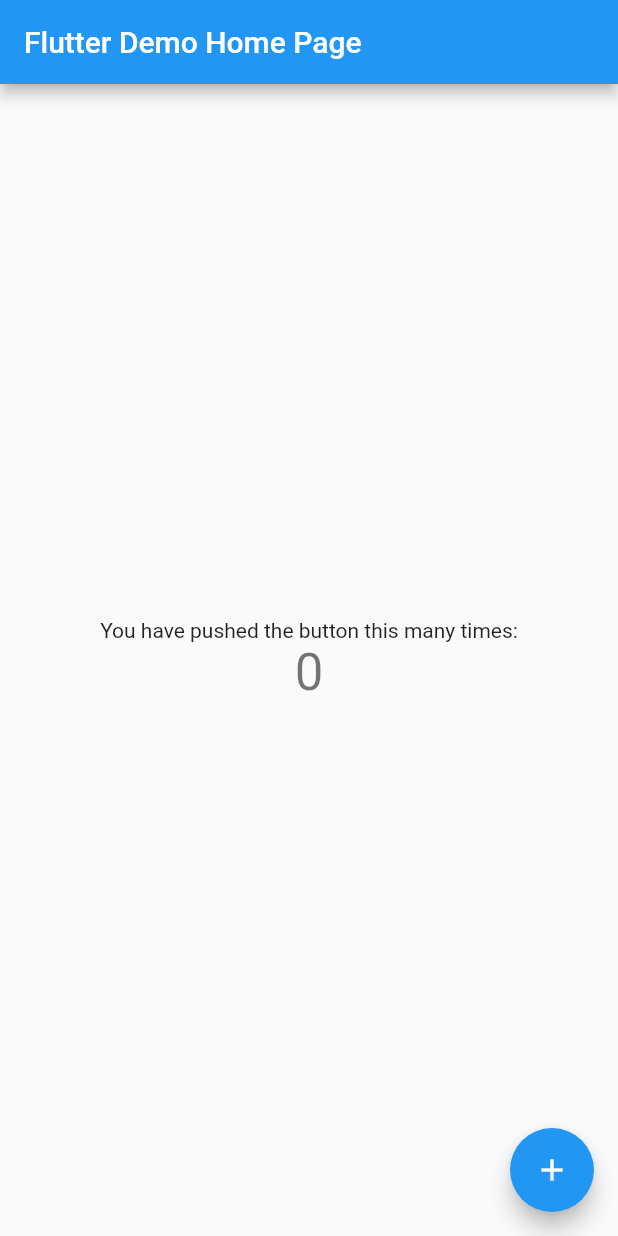
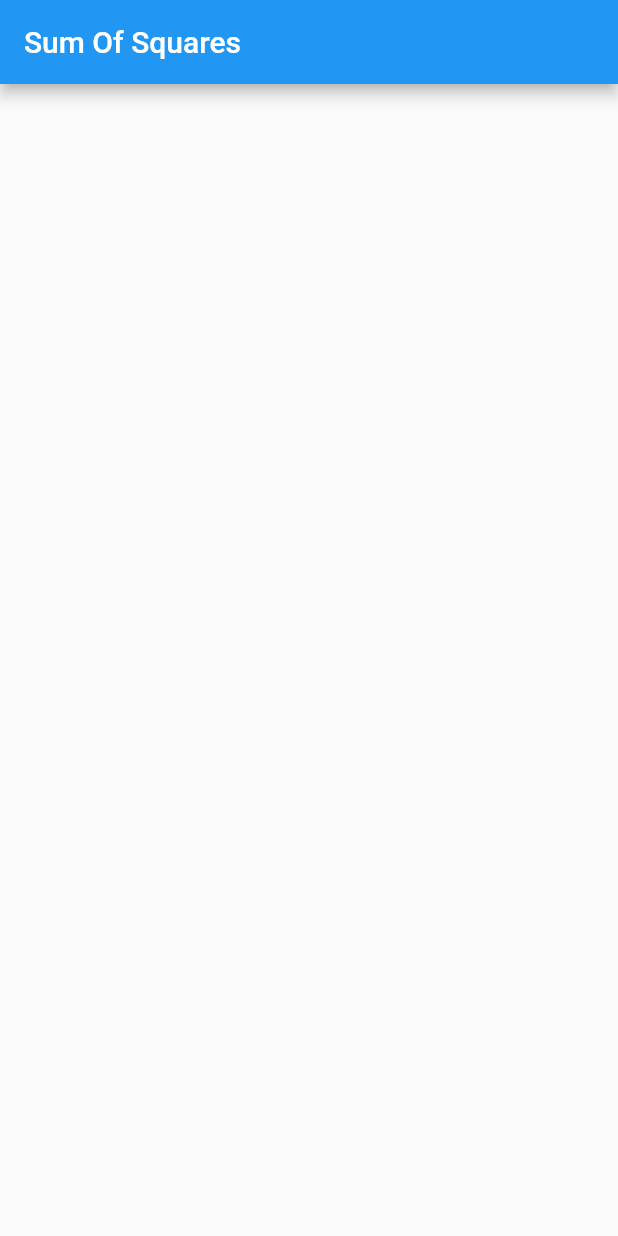
Before and after one commit to masxxiii/Flutter_Demo, a Flutter app: the screen it shows after launch, on a phone screen of 412 x 824 dp. Run offline on Flutter 3.47's test engine with Material 2 defaults, Android fonts, the phone set to English and light mode, and no system bars.

Commit message:
clean code.

```diff
--- a/navigation/lib/main.dart
+++ b/navigation/lib/main.dart
@@ -7,39 +7,19 @@
 class MyApp extends StatelessWidget {
   const MyApp({Key? key}) : super(key: key);
 
-  // This widget is the root of your application.
+  // Root
   @override
   Widget build(BuildContext context) {
     return MaterialApp(
       title: 'Flutter Demo',
-      theme: ThemeData(
-        // This is the theme of your application.
-        //
-        // Try running your application with "flutter run". You'll see the
-        // application has a blue toolbar. Then, without quitting the app, try
-        // changing the primarySwatch below to Colors.green and then invoke
-        // "hot reload" (press "r" in the console where you ran "flutter run",
-        // or simply save your changes to "hot reload" in a Flutter IDE).
-        // Notice that the counter didn't reset back to zero; the application
-        // is not restarted.
-        primarySwatch: Colors.blue,
-      ),
-      home: const MyHomePage(title: 'Flutter Demo Home Page'),
+      theme: ThemeData(primarySwatch: Colors.blue),
+      home: const MyHomePage(title: 'Sum Of Squares'),
     );
   }
 }
 
 class MyHomePage extends StatefulWidget {
   const MyHomePage({Key? key, required this.title}) : super(key: key);
-
-  // This widget is the home page of your application. It is stateful, meaning
-  // that it has a State object (defined below) that contains fields that affect
-  // how it looks.
-
-  // This class is the configuration for the state. It holds the values (in this
-  // case the title) provided by the parent (in this case the App widget) and
-  // used by the build method of the State. Fields in a Widget subclass are
-  // always marked "final".
 
   final String title;
 
@@ -48,68 +28,16 @@
 }
 
 class _MyHomePageState extends State<MyHomePage> {
-  int _counter = 0;
-
-  void _incrementCounter() {
-    setState(() {
-      // This call to setState tells the Flutter framework that something has
-      // changed in this State, which causes it to rerun the build method below
-      // so that the display can reflect the updated values. If we changed
-      // _counter without calling setState(), then the build method would not be
-      // called again, and so nothing would appear to happen.
-      _counter++;
-    });
-  }
 
   @override
   Widget build(BuildContext context) {
-    // This method is rerun every time setState is called, for instance as done
-    // by the _incrementCounter method above.
-    //
-    // The Flutter framework has been optimized to make rerunning build methods
-    // fast, so that you can just rebuild anything that needs updating rather
-    // than having to individually change instances of widgets.
     return Scaffold(
       appBar: AppBar(
-        // Here we take the value from the MyHomePage object that was created by
-        // the App.build method, and use it to set our appbar title.
         title: Text(widget.title),
       ),
       body: Center(
-        // Center is a layout widget. It takes a single child and positions it
-        // in the middle of the parent.
-        child: Column(
-          // Column is also a layout widget. It takes a list of children and
-          // arranges them vertically. By default, it sizes itself to fit its
-          // children horizontally, and tries to be as tall as its parent.
-          //
-          // Invoke "debug painting" (press "p" in the console, choose the
-          // "Toggle Debug Paint" action from the Flutter Inspector in Android
-          // Studio, or the "Toggle Debug Paint" command in Visual Studio Code)
-          // to see the wireframe for each widget.
-          //
-          // Column has various properties to control how it sizes itself and
-          // how it positions its children. Here we use mainAxisAlignment to
-          // center the children vertically; the main axis here is the vertical
-          // axis because Columns are vertical (the cross axis would be
-          // horizontal).
-          mainAxisAlignment: MainAxisAlignment.center,
-          children: <Widget>[
-            const Text(
-              'You have pushed the button this many times:',
-            ),
-            Text(
-              '$_counter',
-              style: Theme.of(context).textTheme.headline4,
-            ),
-          ],
-        ),
+        child: Column(),
       ),
-      floatingActionButton: FloatingActionButton(
-        onPressed: _incrementCounter,
-        tooltip: 'Increment',
-        child: const Icon(Icons.add),
-      ), // This trailing comma makes auto-formatting nicer for build methods.
     );
   }
 }
```
